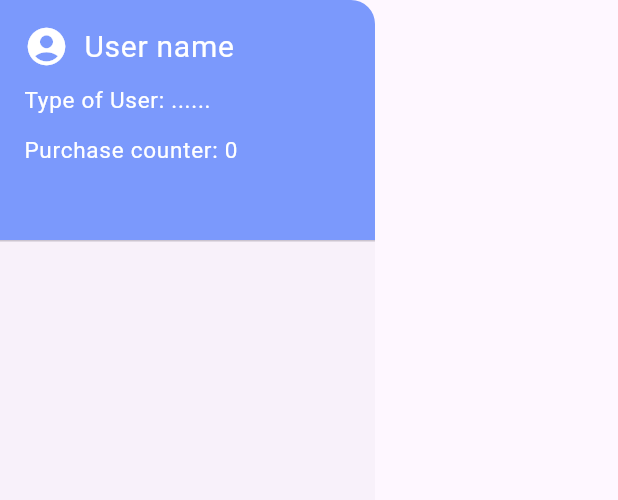
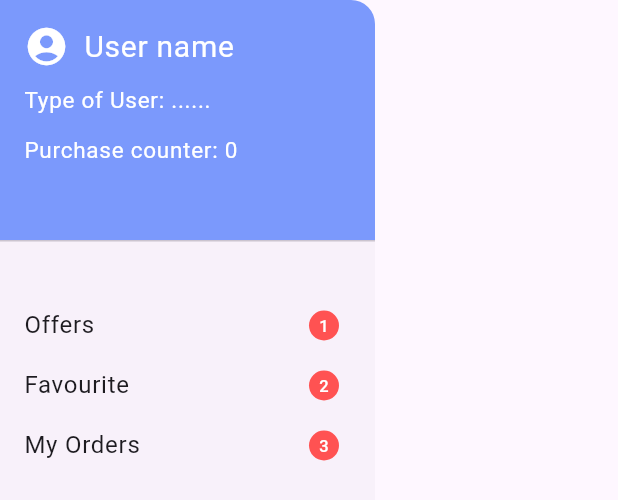
Before and after one commit to junayedahamed/eshop, a Flutter app: the MyDrawer widget shown alone on an empty page, opened directly, on a phone screen of 412 x 824 dp. Shown: the top 500 px of the screen. Run offline on Flutter 3.47's test engine with Material 3 defaults, Android fonts, the phone set to English and light mode, and no system bars; our stand-ins replace buttons_tabbar, curved_navigation_bar; network calls fail.

Commit message:
Add MyDrawer and Drawertile components for improved navigation

```diff
--- /dev/null
+++ b/lib/bottomnavigator/Drawer/Drawer_containers/drawer_containers.dart
@@ -0,0 +1,39 @@
+import 'package:flutter/material.dart';
+
+class Drawertile extends StatelessWidget {
+  const Drawertile(
+      {super.key,
+      required this.text,
+      required this.trailing,
+      required this.onpress});
+  final String text;
+  final String trailing;
+  final VoidCallback onpress;
+  @override
+  Widget build(BuildContext context) {
+    return SizedBox(
+      width: 230,
+      height: 40,
+      child: ListTile(
+        title: Text(text),
+        trailing: Container(
+          height: 20,
+          width: 20,
+          decoration: BoxDecoration(
+            shape: BoxShape.circle,
+            color: Colors.redAccent,
+          ),
+          child: Center(
+            child: Text(
+              trailing,
+              style: TextStyle(
+                color: Colors.white,
+              ),
+            ),
+          ),
+        ),
+        onTap: onpress,
+      ),
+    );
+  }
+}
--- a/lib/bottomnavigator/Drawer/my_drawer.dart
+++ b/lib/bottomnavigator/Drawer/my_drawer.dart
@@ -1,8 +1,13 @@
+import 'package:eshop/bottomnavigator/Drawer/Drawer_containers/drawer_containers.dart';
 import 'package:flutter/material.dart';
 
 class MyDrawer extends StatelessWidget {
-  const MyDrawer({super.key});
-
+  MyDrawer({super.key});
+  final List item = [
+    "Offers",
+    "Favourite",
+    "My Orders",
+  ];
   @override
   Widget build(BuildContext context) {
     return SizedBox(
@@ -60,6 +65,21 @@ class MyDrawer extends StatelessWidget {
                 ),
               ),
             ),
+            SizedBox(
+              height: 20,
+            ),
+            Expanded(
+              child: ListView.builder(
+                itemBuilder: (context, index) {
+                  return Drawertile(
+                    text: item[index],
+                    trailing: "${index + 1}",
+                    onpress: () {},
+                  );
+                },
+                itemCount: item.length,
+              ),
+            )
           ],
         ),
       ),
```
